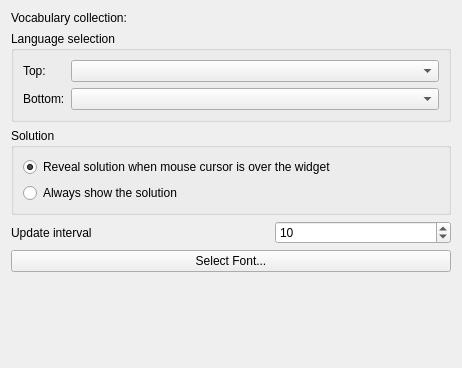
Old version of the form plasmoid/config.ui in the repository KDE/parley.
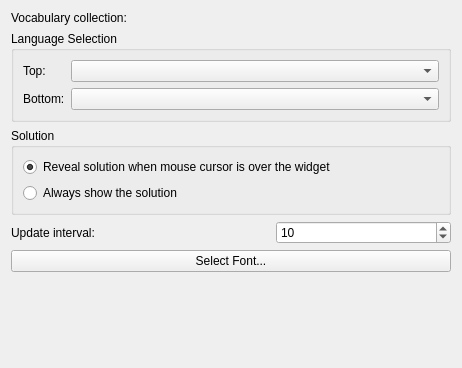
New version of the form. Custom widgets are drawn as their Qt base class.

Commit message: i18n style guide fixes: http://techbase.kde.org/Projects/Usability/HIG/Capitalization

Diff of the .ui file:
```diff
--- a/plasmoid/config.ui
+++ b/plasmoid/config.ui
@@ -27,7 +27,7 @@
    <item>
     <widget class="QGroupBox" name="groupBox_2" >
      <property name="title" >
-      <string>Language selection</string>
+      <string>Language Selection</string>
      </property>
      <layout class="QHBoxLayout" name="horizontalLayout" >
       <item>
@@ -109,7 +109,7 @@
      <item>
       <widget class="QLabel" name="label" >
        <property name="text" >
-        <string>Update interval</string>
+        <string>Update interval:</string>
        </property>
       </widget>
      </item>
```
